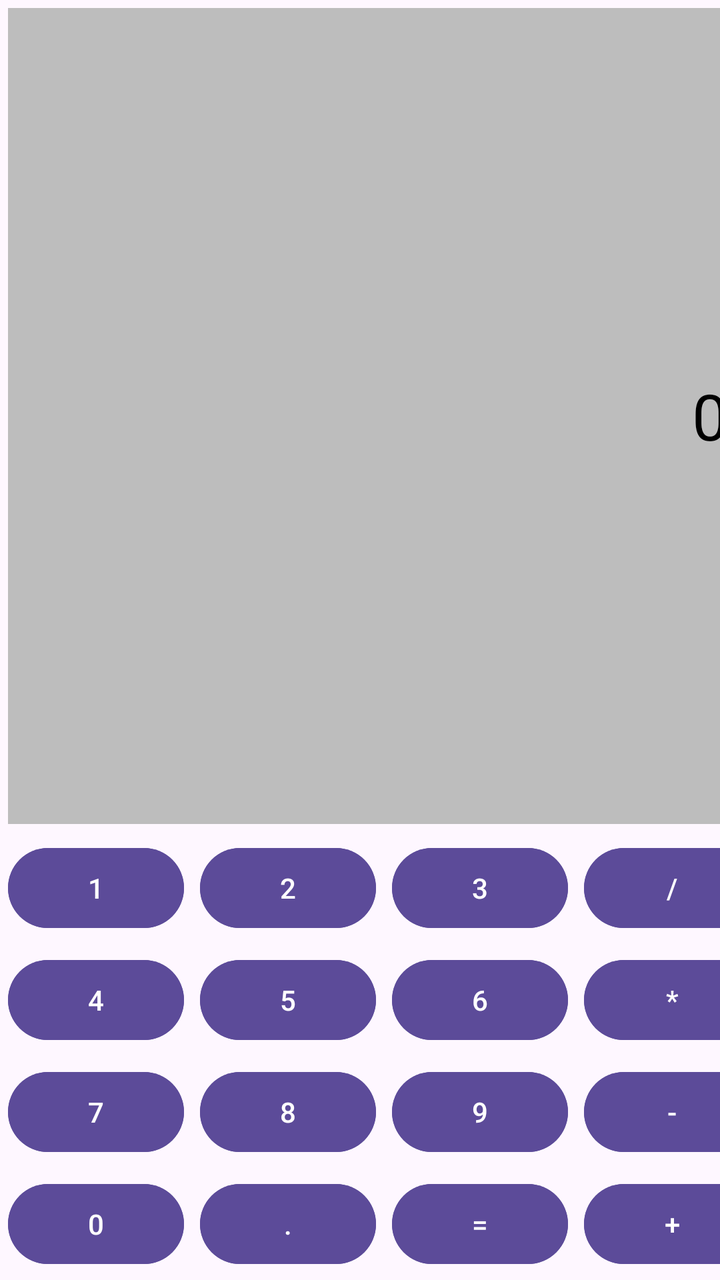
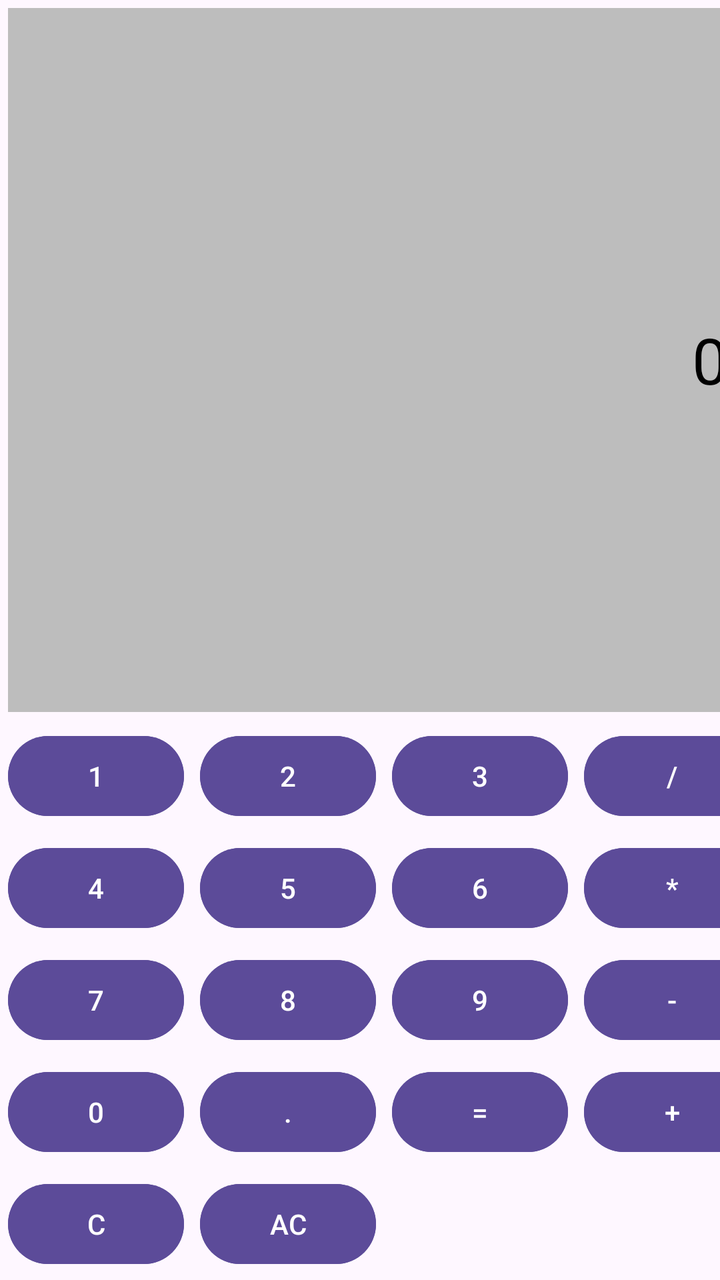

Screens rendered from an Android XML layout before and after an edit, with the pre-edit source and the edit as a unified diff.
<!-- AndroidManifest.xml: application theme Theme.Tema3LinearLayout -->
<!-- res/layout/grid_layout.xml -->
<?xml version="1.0" encoding="utf-8"?>
<GridLayout
    xmlns:android="http://schemas.android.com/apk/res/android"
    xmlns:tools="http://schemas.android.com/tools"
    android:layout_width="wrap_content"
    android:layout_height="wrap_content"
    android:layout_gravity="center"
    android:columnCount="4"
    android:rowCount="5"
    android:orientation="horizontal"
    android:useDefaultMargins="true">

    
    <TextView
        android:id="@+id/tvDisplay"
        android:layout_width="wrap_content"
        android:layout_height="wrap_content"
        android:layout_columnSpan="4"
        android:layout_gravity="fill"
        android:background="#BDBDBD"
        android:gravity="end|center_vertical"
        android:padding="16dp"
        android:text="0"
        android:textColor="#000000"
        android:textSize="32sp" />

    
    <Button
        android:id="@+id/btn1"
        android:layout_width="wrap_content"
        android:layout_height="wrap_content"
        android:backgroundTint="#5C4B99"
        android:text="1"
        android:textColor="#FFFFFF" />

    <Button
        android:id="@+id/btn2"
        android:layout_width="wrap_content"
        android:layout_height="wrap_content"
        android:backgroundTint="#5C4B99"
        android:text="2"
        android:textColor="#FFFFFF" />

    <Button
        android:id="@+id/btn3"
        android:layout_width="wrap_content"
        android:layout_height="wrap_content"
        android:backgroundTint="#5C4B99"
        android:text="3"
        android:textColor="#FFFFFF" />

    <Button
        android:id="@+id/btnDiv"
        android:layout_width="wrap_content"
        android:layout_height="wrap_content"
        android:backgroundTint="#5C4B99"
        android:text="/"
        android:textColor="#FFFFFF" />

    
    <Button
        android:id="@+id/btn4"
        android:layout_width="wrap_content"
        android:layout_height="wrap_content"
        android:backgroundTint="#5C4B99"
        android:text="4"
        android:textColor="#FFFFFF" />

    <Button
        android:id="@+id/btn5"
        android:layout_width="wrap_content"
        android:layout_height="wrap_content"
        android:backgroundTint="#5C4B99"
        android:text="5"
        android:textColor="#FFFFFF" />

    <Button
        android:id="@+id/btn6"
        android:layout_width="wrap_content"
        android:layout_height="wrap_content"
        android:backgroundTint="#5C4B99"
        android:text="6"
        android:textColor="#FFFFFF" />

    <Button
        android:id="@+id/btnMult"
        android:layout_width="wrap_content"
        android:layout_height="wrap_content"
        android:backgroundTint="#5C4B99"
        android:text="*"
        android:textColor="#FFFFFF" />

    
    <Button
        android:id="@+id/btn7"
        android:layout_width="wrap_content"
        android:layout_height="wrap_content"
        android:backgroundTint="#5C4B99"
        android:text="7"
        android:textColor="#FFFFFF" />

    <Button
        android:id="@+id/btn8"
        android:layout_width="wrap_content"
        android:layout_height="wrap_content"
        android:backgroundTint="#5C4B99"
        android:text="8"
        android:textColor="#FFFFFF" />

    <Button
        android:id="@+id/btn9"
        android:layout_width="wrap_content"
        android:layout_height="wrap_content"
        android:backgroundTint="#5C4B99"
        android:text="9"
        android:textColor="#FFFFFF" />

    <Button
        android:id="@+id/btnResta"
        android:layout_width="wrap_content"
        android:layout_height="wrap_content"
        android:backgroundTint="#5C4B99"
        android:text="-"
        android:textColor="#FFFFFF" />

    
    <Button
        android:id="@+id/btn0"
        android:layout_width="wrap_content"
        android:layout_height="wrap_content"
        android:backgroundTint="#5C4B99"
        android:text="0"
        android:textColor="#FFFFFF" />

    <Button
        android:id="@+id/btnPunto"
        android:layout_width="wrap_content"
        android:layout_height="wrap_content"
        android:backgroundTint="#5C4B99"
        android:text="."
        android:textColor="#FFFFFF" />

    <Button
        android:id="@+id/btnIgual"
        android:layout_width="wrap_content"
        android:layout_height="wrap_content"
        android:backgroundTint="#5C4B99"
        android:text="="
        android:textColor="#FFFFFF" />

    <Button
        android:id="@+id/btnSuma"
        android:layout_width="wrap_content"
        android:layout_height="wrap_content"
        android:backgroundTint="#5C4B99"
        android:text="+"
        android:textColor="#FFFFFF" />

</GridLayout>
<!-- resources referenced by this layout -->
<resources>
  <style name="Theme.Tema3LinearLayout" parent="Base.Theme.Tema3LinearLayout" />
  <style name="Base.Theme.Tema3LinearLayout" parent="Theme.Material3.DayNight.NoActionBar">
          
          
      </style>
</resources>

<!-- the commit's change to res/layout/grid_layout.xml (unified diff, before → after) -->
@@ -6,7 +6,7 @@
     android:layout_height="wrap_content"
     android:layout_gravity="center"
     android:columnCount="4"
-    android:rowCount="5"
+    android:rowCount="6"
     android:orientation="horizontal"
     android:useDefaultMargins="true">
 
@@ -155,5 +155,21 @@
         android:backgroundTint="#5C4B99"
         android:text="+"
         android:textColor="#FFFFFF" />
+    
+
+    <Button
+        android:id="@+id/btnC"
+        android:layout_width="wrap_content"
+        android:layout_height="wrap_content"
+        android:backgroundTint="#5C4B99"
+        android:text="C"
+        android:textColor="#FFFFFF" />
+    <Button
+        android:id="@+id/btnAC"
+        android:layout_width="wrap_content"
+        android:layout_height="wrap_content"
+        android:backgroundTint="#5C4B99"
+        android:text="AC"
+        android:textColor="#FFFFFF" />
 
 </GridLayout>
